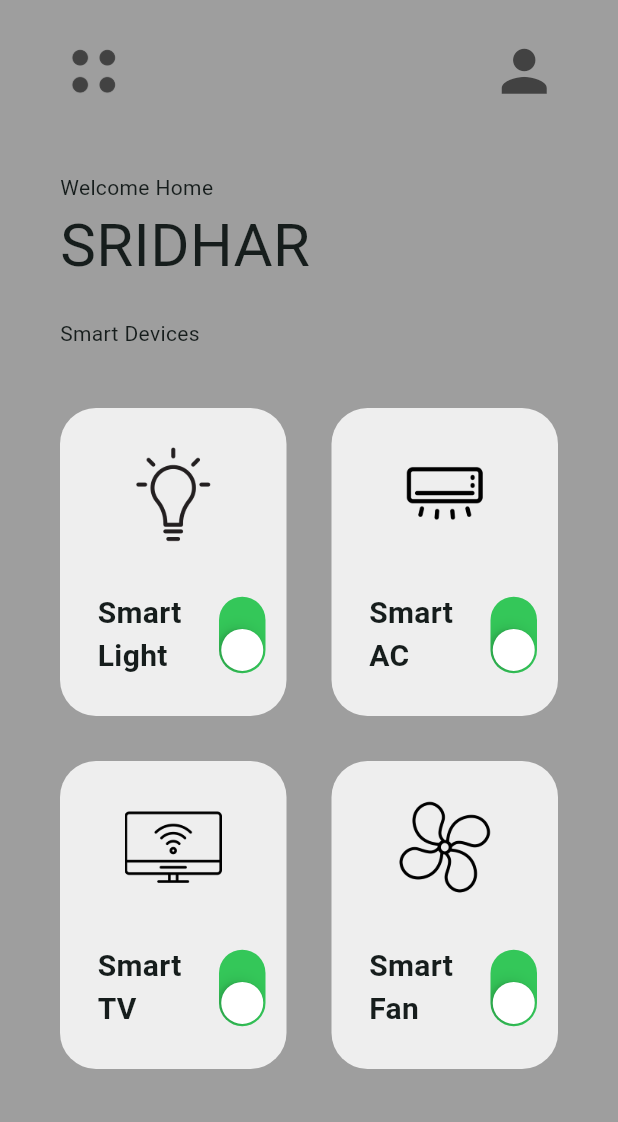
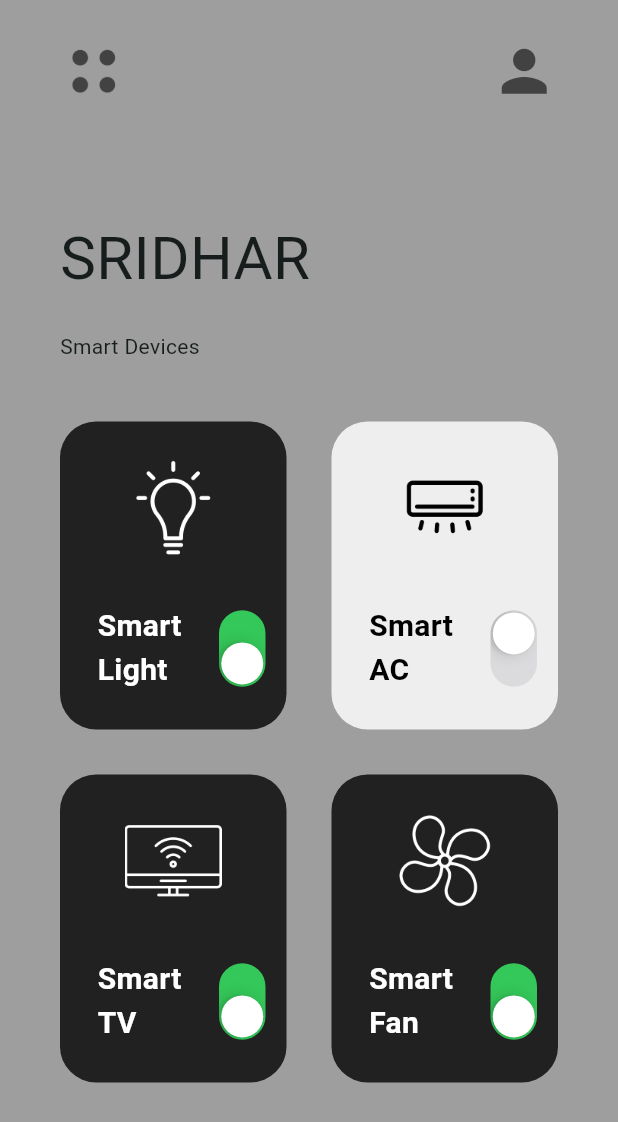
Before and after one commit to Sridharvn/flutter_ui_learning_showcase, a Flutter app: the SmartHomeUi screen opened by its route, on a phone screen of 412 x 824 dp. Shown: the top 1122 px of the screen. Run offline on Flutter 3.47's test engine with Material 3 defaults, Android fonts, the phone set to English and light mode, and no system bars; our stand-ins replace go_router.

Commit message:
Added dynamic styling to smart device box

```diff
--- a/lib/pages/smart_home_ui/smart_device_box.dart
+++ b/lib/pages/smart_home_ui/smart_device_box.dart
@@ -22,7 +22,7 @@ class SmartDeviceBox extends StatelessWidget {
       padding: const EdgeInsets.all(15.0),
       child: Container(
         decoration: BoxDecoration(
-          color: Colors.grey[200],
+          color: powerOn ? Colors.grey[900] : Colors.grey[200],
           borderRadius: BorderRadius.circular(24),
         ),
         padding: EdgeInsets.symmetric(vertical: 25),
@@ -33,6 +33,7 @@ class SmartDeviceBox extends StatelessWidget {
             Image.asset(
               iconPath,
               height: 65,
+              color: powerOn ? Colors.white : Colors.black,
             ),
             // smart device name + switch
             Row(
@@ -42,7 +43,10 @@ class SmartDeviceBox extends StatelessWidget {
                   padding: const EdgeInsets.only(left: 25.0),
                   child: Text(
                     smartDeviceName,
-                    style: TextStyle(fontWeight: FontWeight.bold, fontSize: 20),
+                    style: TextStyle(
+                        fontWeight: FontWeight.bold,
+                        fontSize: 20,
+                        color: powerOn ? Colors.white : Colors.black),
                   ),
                 )),
                 Transform.rotate(
--- a/lib/pages/smart_home_ui/smart_home_ui.dart
+++ b/lib/pages/smart_home_ui/smart_home_ui.dart
@@ -16,7 +16,7 @@ class _SmartHomeUiState extends State<SmartHomeUi> {
     List mySmartDevices = [
       // [smartDeviceName,iconPath,powerStatus]
       ['Smart Light', "lib/assets/smart_home_ui/light-bulb.png", true],
-      ['Smart AC', "lib/assets/smart_home_ui/air-conditioner.png", true],
+      ['Smart AC', "lib/assets/smart_home_ui/air-conditioner.png", false],
       ['Smart TV', "lib/assets/smart_home_ui/smart-tv.png", true],
       ['Smart Fan', "lib/assets/smart_home_ui/fan.png", true],
     ];
@@ -65,7 +65,10 @@ class _SmartHomeUiState extends State<SmartHomeUi> {
               child: Column(
                 crossAxisAlignment: CrossAxisAlignment.start,
                 children: [
-                  Text("Welcome Home"),
+                  Text(
+                    "Welcome Home",
+                    style: TextStyle(fontSize: 20, color: Colors.grey),
+                  ),
                   Text(
                     "SRIDHAR",
                     style: TextStyle(fontSize: 40),
```
